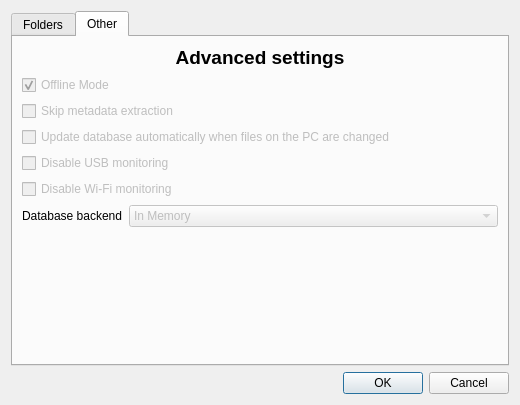
codestation/qcma, file src/forms/configwidget.ui: the form before one commit.
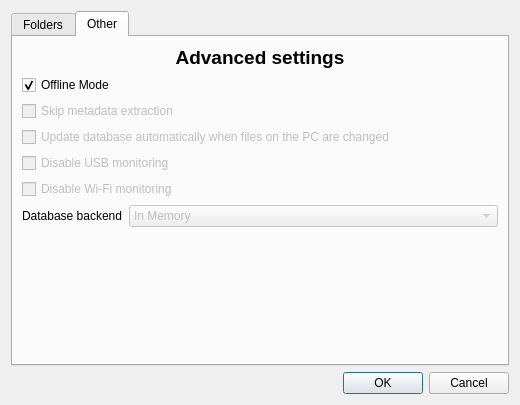
The form after the commit. The open tabs and pages were chosen to show the change.

```diff
--- a/src/forms/configwidget.ui
+++ b/src/forms/configwidget.ui
@@ -232,10 +232,7 @@
             </widget>
            </item>
            <item>
-            <widget class="QCheckBox" name="checkBox">
-             <property name="enabled">
-              <bool>false</bool>
-             </property>
+            <widget class="QCheckBox" name="offlineCheck">
              <property name="text">
               <string>Offline Mode</string>
              </property>
```
